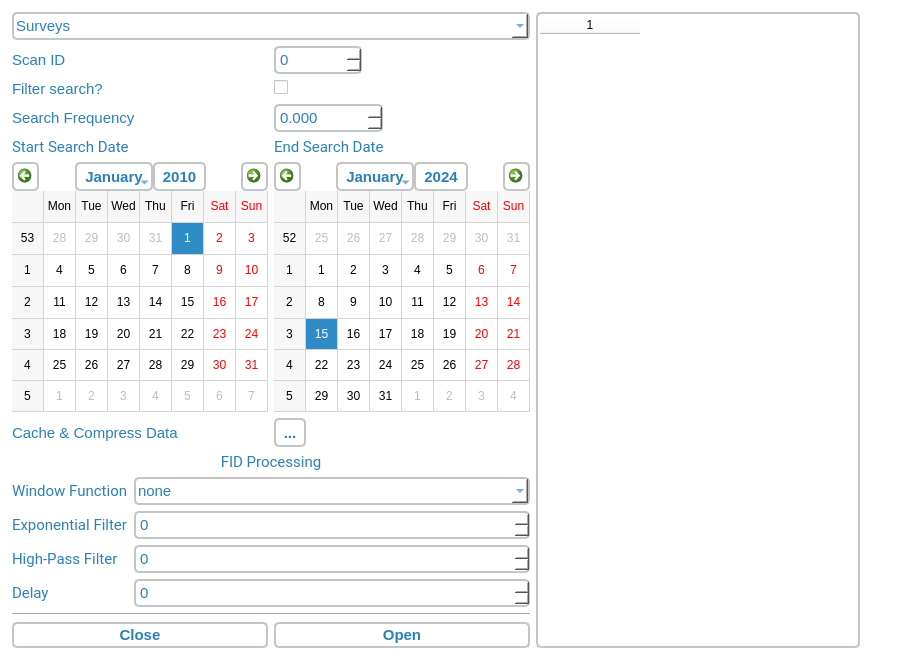
Before: the Qt Designer form Qt/ScanChooser.ui in laserkelvin/FTSpecViewer, drawn with Qt 5.
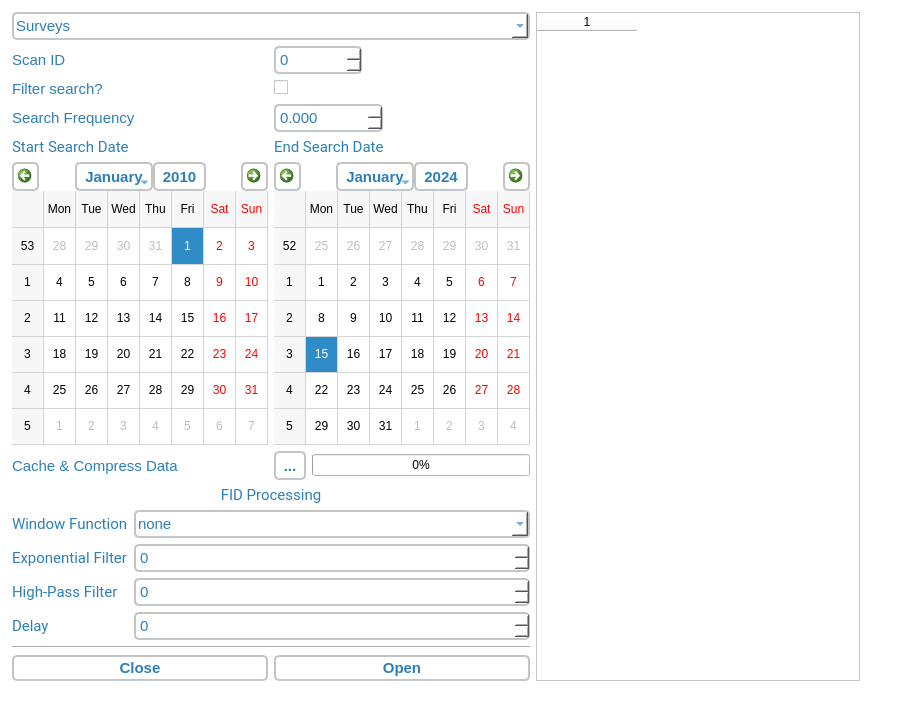
After: the same form once the commit is applied. Icons and pictures are not drawn.

Commit message: Testing phase for H5Py compression

```diff
--- a/Qt/ScanChooser.ui
+++ b/Qt/ScanChooser.ui
@@ -7,7 +7,7 @@
     <x>0</x>
     <y>0</y>
     <width>900</width>
-    <height>660</height>
+    <height>720</height>
    </rect>
   </property>
   <property name="sizePolicy">
@@ -19,13 +19,13 @@
   <property name="minimumSize">
    <size>
     <width>900</width>
-    <height>660</height>
+    <height>720</height>
    </size>
   </property>
   <property name="maximumSize">
    <size>
     <width>900</width>
-    <height>660</height>
+    <height>720</height>
    </size>
   </property>
   <property name="windowTitle">
@@ -190,21 +190,6 @@
 }
 QTabBar::tab:!selected {
 margin-top: 2px; /* make non-selected tabs look smaller */
-}
-QTableWidget {
- background-color: #FFFFFF;
-border-top-left-radius: 5px;
-border-top-right-radius: 5px;
-border-bottom-left-radius: 5px;
-border-bottom-right-radius: 5px;
-border: 1.5px solid #C4C4C3;
-border-bottom-color: #C2C7CB; /* same as the pane color */
-min-width: 10ex;
-padding: 2px;
-font-family: 'Roboto', sans-serif;
-font-weight: 500;
-font-size: 15px;
-color: #2c7fb8;
 }</string>
   </property>
   <widget class="QWidget" name="horizontalLayoutWidget_2">
@@ -213,7 +198,7 @@
      <x>12</x>
      <y>12</y>
      <width>848</width>
-     <height>636</height>
+     <height>669</height>
     </rect>
    </property>
    <layout class="QHBoxLayout" name="horizontalLayout_3">
@@ -390,6 +375,14 @@
          </widget>
         </item>
         <item row="6" column="1">
+         <layout class="QHBoxLayout" name="horizontalLayout_2">
+          <property name="rightMargin">
+           <number>0</number>
+          </property>
+          <property name="bottomMargin">
+           <number>0</number>
+          </property>
+          <item>
          <widget class="QToolButton" name="toolButtonCacheData">
           <property name="toolTip">
            <string>Compresses all of the data into a HDF5 file; this pre-caching will speed up browsing significantly, although if performed for the first time will take a long time.</string>
@@ -403,6 +396,15 @@
           </property>
          </widget>
         </item>
+          <item>
+           <widget class="QProgressBar" name="progressBarCompression">
+            <property name="value">
+             <number>0</number>
+            </property>
+           </widget>
+          </item>
+         </layout>
+        </item>
         <item row="6" column="0">
          <widget class="QLabel" name="label_11">
           <property name="text">
@@ -615,10 +617,7 @@
      <widget class="QTableWidget" name="tableWidgetScanChooser">
       <property name="font">
        <font>
-        <family>Roboto,sans-serif</family>
-        <pointsize>-1</pointsize>
-        <weight>62</weight>
-        <bold>true</bold>
+        <pointsize>15</pointsize>
        </font>
       </property>
       <property name="toolTip">
```
Lines whose indentation alone changed are shown as unchanged. The commit also changes 13 other files.
